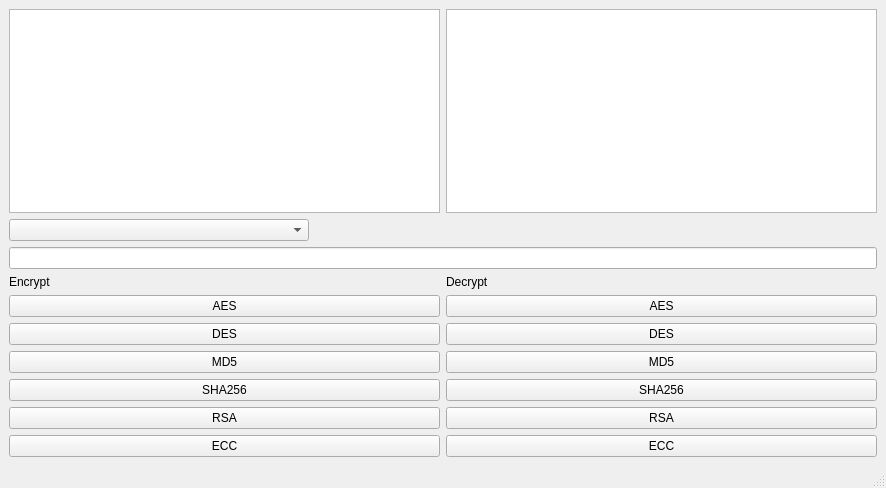
Old version of the form security.ui in the repository mourra950/Secure-Communication-Suite--A-Cryptography-Application-in-Python.
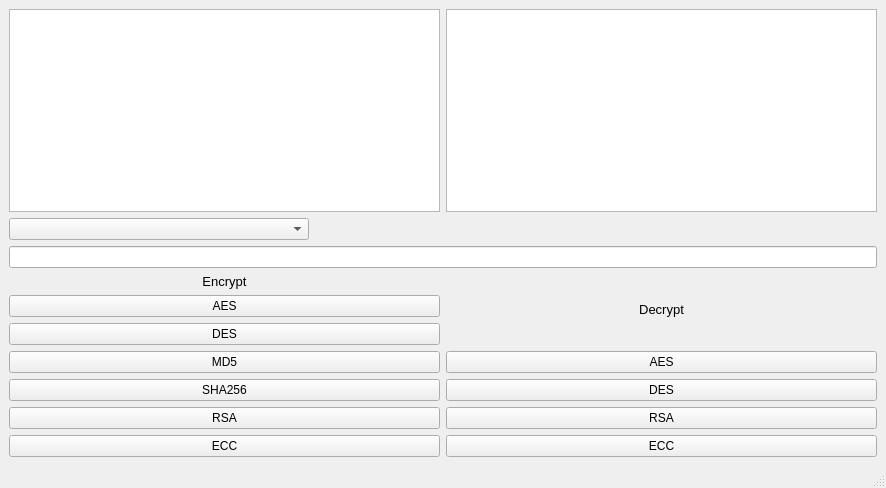
New version of the form.

Patch:
```diff
--- a/security.ui
+++ b/security.ui
@@ -53,7 +53,7 @@
           <item>
            <widget class="QLabel" name="label">
             <property name="text">
-             <string>Encrypt</string>
+             <string>&lt;html&gt;&lt;head/&gt;&lt;body&gt;&lt;p align=&quot;center&quot;&gt;&lt;span style=&quot; font-size:10pt;&quot;&gt;Encrypt&lt;/span&gt;&lt;/p&gt;&lt;/body&gt;&lt;/html&gt;</string>
             </property>
            </widget>
           </item>
@@ -106,7 +106,7 @@
           <item>
            <widget class="QLabel" name="label_2">
             <property name="text">
-             <string>Decrypt</string>
+             <string>&lt;html&gt;&lt;head/&gt;&lt;body&gt;&lt;p align=&quot;center&quot;&gt;&lt;span style=&quot; font-size:10pt;&quot;&gt;Decrypt&lt;/span&gt;&lt;/p&gt;&lt;/body&gt;&lt;/html&gt;</string>
             </property>
            </widget>
           </item>
@@ -124,20 +124,6 @@
             </property>
            </widget>
           </item>
-          <item>
-           <widget class="QPushButton" name="MD5_Dbtn">
-            <property name="text">
-             <string>MD5</string>
-            </property>
-           </widget>
-          </item>
-          <item>
-           <widget class="QPushButton" name="SHA256_Dbtn">
-            <property name="text">
-             <string>SHA256</string>
-            </property>
-           </widget>
-          </item>
           <item>
            <widget class="QPushButton" name="RSA_Dbtn">
             <property name="text">
```
